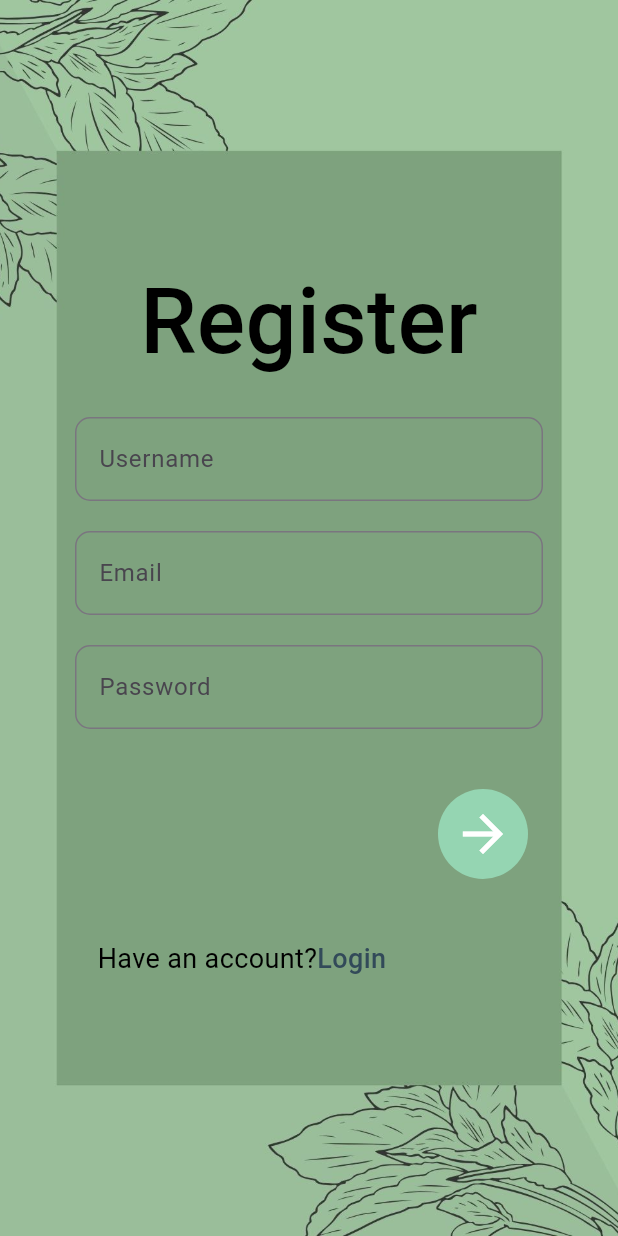
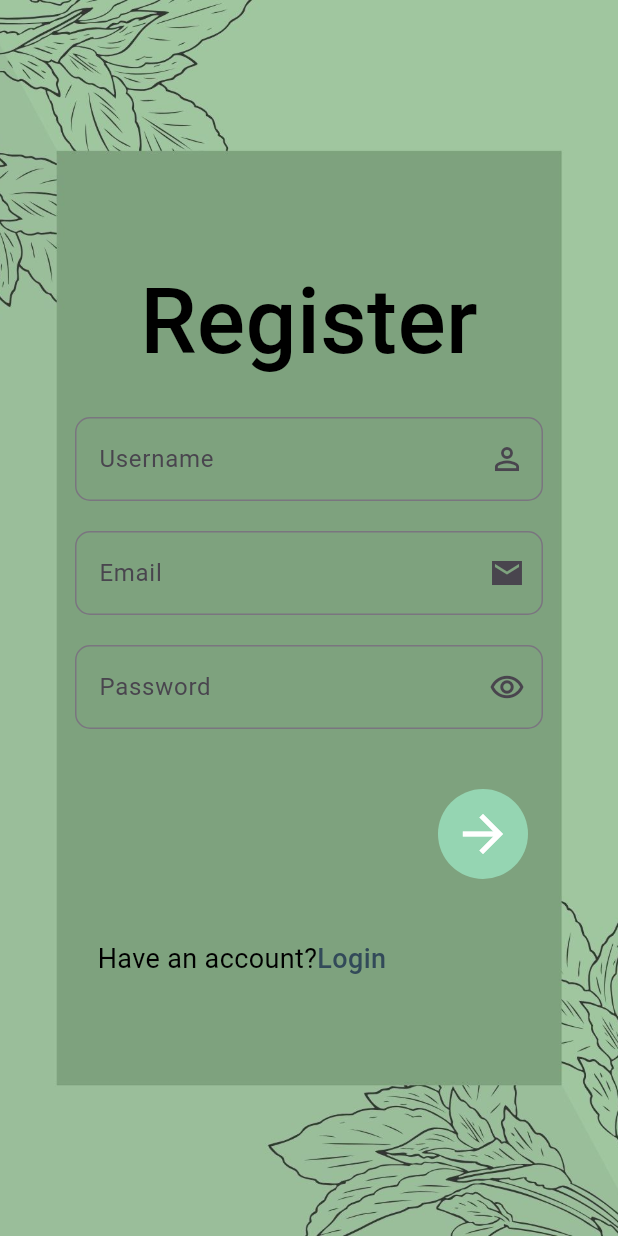
Before and after one commit to Rina-ui/MentorApp, a Flutter app: the screen it shows after launch, after a tap on "Register", on a phone screen of 412 x 824 dp. Run offline on Flutter 3.47's test engine with Material 3 defaults, Android fonts, the phone set to English and light mode, and no system bars; our stand-ins replace google_fonts.

Commit message:
ajout des icons

```diff
--- a/lib/screen/Login.dart
+++ b/lib/screen/Login.dart
@@ -44,6 +44,7 @@ class _LoginState extends State<Login> {
               SizedBox(height: 20,),
               TextField(
                 decoration: InputDecoration(
+                    suffixIcon: Icon(Icons.person_outline_outlined),
                     labelText: 'Username',
                     hintStyle: TextStyle(color: Colors.white),
                     border: OutlineInputBorder(
@@ -55,6 +56,7 @@ class _LoginState extends State<Login> {
               SizedBox(height: 20,),
               TextField(
                 decoration: InputDecoration(
+                    suffixIcon: Icon(Icons.email_sharp),
                     labelText: 'Email',
                     hintStyle: TextStyle(color: Colors.white),
                     border: OutlineInputBorder(
@@ -66,6 +68,7 @@ class _LoginState extends State<Login> {
               SizedBox(height: 20,),
               TextField(
                 decoration: InputDecoration(
+                  suffixIcon: Icon(Icons.remove_red_eye_outlined),
                   labelText: 'Password',
                   hintStyle: TextStyle(color: Colors.white),
                   border: OutlineInputBorder(
--- a/lib/screen/Register.dart
+++ b/lib/screen/Register.dart
@@ -43,8 +43,9 @@ class _RegisterState extends State<Register> {
                 SizedBox(height: 20,),
                 TextField(
                   decoration: InputDecoration(
+                      suffixIcon: Icon(Icons.person_outline_outlined),
                       labelText: 'Username',
-                      hintStyle: TextStyle(color: Colors.white),
+                      hintStyle: TextStyle(color: Colors.white,),
                       border: OutlineInputBorder(
                         borderRadius: BorderRadius.circular(10),
                       )
@@ -54,6 +55,7 @@ class _RegisterState extends State<Register> {
                 SizedBox(height: 20,),
                 TextField(
                   decoration: InputDecoration(
+                    suffixIcon: Icon(Icons.email_sharp),
                       labelText: 'Email',
                       hintStyle: TextStyle(color: Colors.white),
                       border: OutlineInputBorder(
@@ -65,6 +67,7 @@ class _RegisterState extends State<Register> {
                 SizedBox(height: 20,),
                 TextField(
                   decoration: InputDecoration(
+                    suffixIcon: Icon(Icons.remove_red_eye_outlined),
                     labelText: 'Password',
                     hintStyle: TextStyle(color: Colors.white),
                     border: OutlineInputBorder(
```
